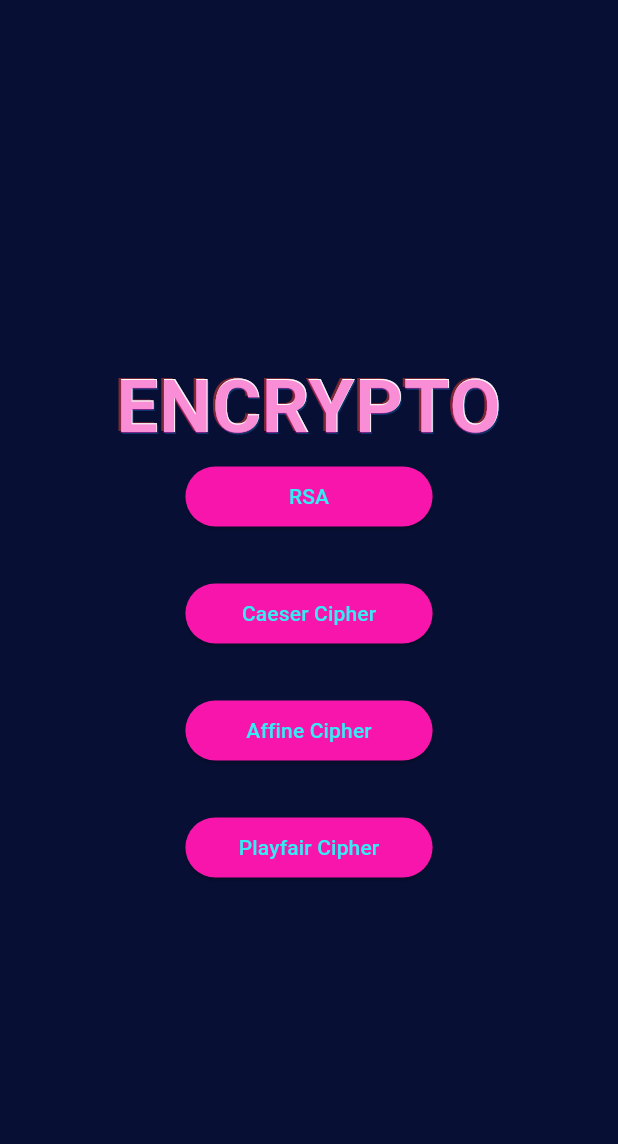
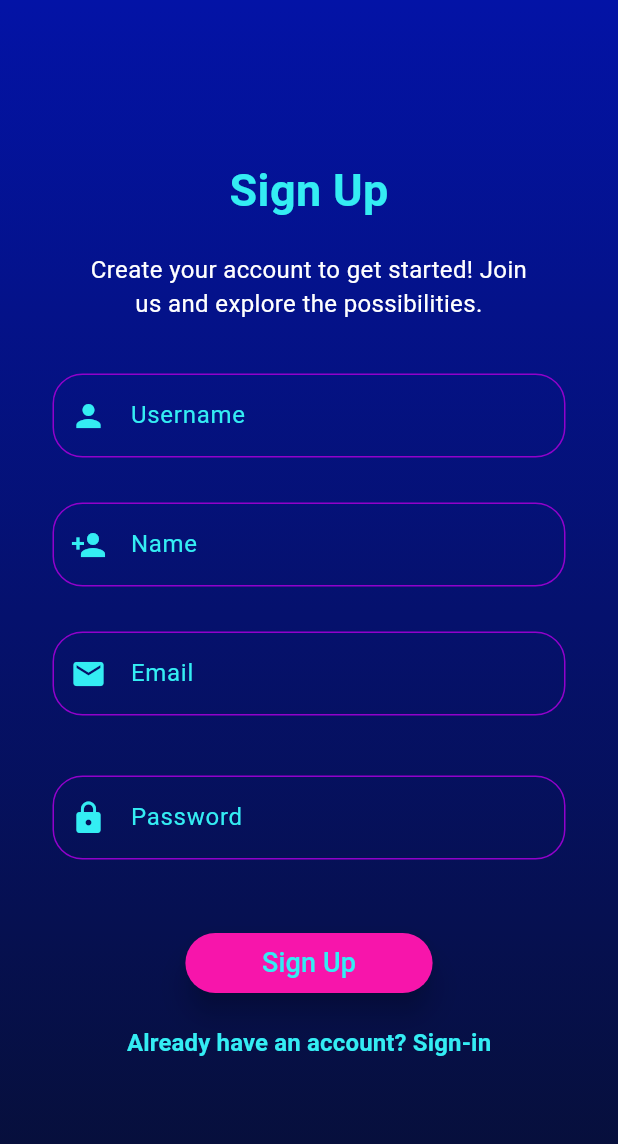
Before and after one commit to dhruvjaink07/EncryptO, a Flutter app: the screen it shows after launch, on a phone screen of 412 x 824 dp. Shown: the top 1144 px of the screen. Run offline on Flutter 3.47's test engine with Material 3 defaults, Android fonts, the light colour scheme and no system bars; missing offline and left inert: pointycastle.

Commit message:
Sign in up screens

```diff
--- a/encrypto/lib/Views/main_page.dart
+++ b/encrypto/lib/Views/main_page.dart
@@ -1,9 +1,6 @@
-import 'package:app/Views/affine_cipher.dart';
-import 'package:app/Views/animations/glitch.dart';
-import 'package:app/Views/caeser_cipher.dart';
-import 'package:app/Views/playfair_cipher.dart';
-import 'package:app/Views/text_input_screen.dart';
-import 'package:app/utils/colors.dart'; // Assuming this imports the CyberpunkColors class
+import 'package:app/Views/encryption_page.dart';
+import 'package:app/Views/profile_page.dart';
+import 'package:app/utils/colors.dart';
 import 'package:flutter/material.dart';
 
 class MainPage extends StatefulWidget {
@@ -12,102 +9,48 @@ class MainPage extends StatefulWidget {
 }
 
 class _MainPageState extends State<MainPage> {
+  List<Widget> screens = const [
+      EncrytionPage(),ProfilePage()
+    ];
+    int selected_index = 0;
   @override
   Widget build(BuildContext context) {
     double screenHeight = MediaQuery.of(context).size.height;
     double screenWidth = MediaQuery.of(context).size.width;
     return Scaffold(
-      backgroundColor: CyberpunkColors.oxfordBlue, // Use Oxford Blue as background
-      body: Container(
-        height: screenHeight,
+      backgroundColor: CyberpunkColors.oxfordBlue,
+      body:screens[selected_index],
+      bottomNavigationBar: Container(
+        height: 70,
         width: screenWidth,
-        child: Column(
-          mainAxisAlignment: MainAxisAlignment.center,
-          crossAxisAlignment: CrossAxisAlignment.center,
+        // margin: EdgeInsets.only(bottom: 20),
+
+        decoration: const BoxDecoration(
+          borderRadius: BorderRadius.only(topLeft: Radius.circular(25),topRight: Radius.circular(25)),
+                  color: CyberpunkColors.darkViolet,
+        //   gradient: LinearGradient(
+        //     colors: [
+        //       CyberpunkColors.zaffre,
+        //       CyberpunkColors.oxfordBlue
+        //     ],
+        //     begin: Alignment.topCenter,
+        //     end: Alignment.bottomCenter
+        //   ),
+        ),
+        child: Row(
+          mainAxisAlignment: MainAxisAlignment.spaceAround,
           children: [
-            const GlitchText(
-              text: 'ENCRYPTO',
-              style: TextStyle(
-                fontSize: 50,
-                fontWeight: FontWeight.bold,
-                color: Colors.white, // Keeping white color for text
-              ),
-            ),
-            SizedBox(
-                width: screenWidth / 2.5,
-                child: ElevatedButton(
-                    onPressed: () {
-                      Navigator.push(
-                          context,
-                          MaterialPageRoute(
-                              builder: (context) => const TextInputScreen(
-                                    pageName: "RSA",
-                                    labelText: "Enter Message",
-                          )));
-                    },
-                    style: ElevatedButton.styleFrom(
-                      backgroundColor: CyberpunkColors.hollywoodCerise, // Hollywood Cerise for buttons
-                    ),
-                    child: const Text(
-                      "RSA",
-                      style: TextStyle(
-                        color: CyberpunkColors.fluorescentCyan, // Fluorescent Cyan for button text
-                      ),
-                    ))),
-            const SizedBox(
-              height: 30,
-            ),
-            SizedBox(
-                width: screenWidth / 2.5,
-                child: ElevatedButton(
-                    onPressed: () {
-                      Navigator.push(context, MaterialPageRoute(builder: (context)=>const CaesarCipherScreen()));
-                    },
-                    style: ElevatedButton.styleFrom(
-                      backgroundColor: CyberpunkColors.hollywoodCerise,
-                    ),
-                    child: const Text(
-                      "Caeser Cipher",
-                      style: TextStyle(color: CyberpunkColors.fluorescentCyan),
-                    ))),
-            const SizedBox(
-              height: 30,
-            ),
-            SizedBox(
-                width: screenWidth / 2.5,
-                child: ElevatedButton(
-                    onPressed: () {
-                      Navigator.push(
-                          context,
-                          MaterialPageRoute(
-                              builder: (context) => const AffineCipherScreen()));
-                    },
-                    style: ElevatedButton.styleFrom(
-                      backgroundColor: CyberpunkColors.hollywoodCerise,
-                    ),
-                    child: const Text(
-                      "Affine Cipher",
-                      style: TextStyle(color: CyberpunkColors.fluorescentCyan),
-                    ))),
-            const SizedBox(
-              height: 30,
-            ),
-            SizedBox(
-                width: screenWidth / 2.5,
-                child: ElevatedButton(
-                    onPressed: () {
-                      Navigator.push(
-                          context,
-                          MaterialPageRoute(
-                              builder: (context) => const PlayfairCipherScreen()));
-                    },
-                    style: ElevatedButton.styleFrom(
-                      backgroundColor: CyberpunkColors.hollywoodCerise,
-                    ),
-                    child: const Text(
-                      "Playfair Cipher",
-                      style: TextStyle(color: CyberpunkColors.fluorescentCyan),
-                    ))),
+            IconButton(onPressed: (){
+              setState(() {
+                selected_index = 0;
+              });
+            }, icon: const Icon(Icons.select_all_rounded,size: 40,color: Colors.white,)),
+                        IconButton(onPressed: (){
+setState(() {
+                            selected_index = 1;
+});
+                        }, icon: const Icon(Icons.person,size: 40,color: Colors.white,))
+
           ],
         ),
       ),
--- /dev/null
+++ b/encrypto/lib/Views/sign-in-up/sign_up.dart
@@ -0,0 +1,120 @@
+import 'package:app/Views/sign-in-up/sign_in.dart';
+import 'package:app/components/secrue_fields.dart';
+import 'package:app/components/text_input_field.dart';
+import 'package:app/utils/colors.dart';
+import 'package:flutter/material.dart';
+
+class SignUp extends StatefulWidget {
+  const SignUp({super.key});
+
+  @override
+  State<SignUp> createState() => _SignUpState();
+}
+
+class _SignUpState extends State<SignUp> {
+  final TextEditingController _usernameController = TextEditingController();
+  final TextEditingController _nameController = TextEditingController();
+  final TextEditingController _emailController = TextEditingController();
+  final TextEditingController _passwordController = TextEditingController();
+
+  @override
+  Widget build(BuildContext context) {
+    double screenWidth = MediaQuery.of(context).size.width;
+    double screenHeight = MediaQuery.of(context).size.height;
+
+    return Scaffold(
+      body: Container(
+        alignment: Alignment.center,
+        height: screenHeight,
+       decoration: const BoxDecoration(
+          gradient: LinearGradient(
+            colors: [
+              CyberpunkColors.zaffre,
+              CyberpunkColors.oxfordBlue
+            ],
+            begin: Alignment.topCenter,
+            end: Alignment.bottomCenter
+          ),
+        ),
+        child: SingleChildScrollView(
+          child: Column(
+            children: [
+              const Text(
+                "Sign Up",
+                style: TextStyle(
+                  color: CyberpunkColors.fluorescentCyan,
+                  fontSize: 30,
+                  fontWeight: FontWeight.bold,
+                ),
+              ),
+              const SizedBox(height: 20),
+              Container(
+                margin: EdgeInsets.symmetric(horizontal: screenWidth / 7),
+                child: const Text(
+                  'Create your account to get started! Join us and explore the possibilities.',
+                  style: TextStyle(color: Colors.white, fontSize: 16),
+                  textAlign: TextAlign.center,
+                ),
+              ),
+              const SizedBox(height: 20),
+              Padding(
+                padding: const EdgeInsets.symmetric(horizontal: 20),
+                child: Column(
+                  children: [
+                    SecureField(
+                      publicKeyController: _usernameController,
+                      labelText: 'Username',
+                      prefixIcon: Icons.person,
+                      isPassword: false,
+                    ),
+                    SecureField(
+                      publicKeyController: _nameController,
+                      labelText: 'Name',
+                      prefixIcon: Icons.person_add,
+                      isPassword: false,
+                    ),
+                    SecureField(
+                      publicKeyController: _emailController,
+                      labelText: 'Email',
+                      prefixIcon: Icons.email,
+                      isPassword: false,
+                    ),
+                    const SizedBox(height: 10),
+                    SecureField(
+                      publicKeyController: _passwordController,
+                      labelText: 'Password',
+                      prefixIcon: Icons.lock,
+                      isPassword: true,
+                    ),
+                    const SizedBox(height: 30),
+                  ],
+                ),
+              ),
+              SizedBox(
+                width: screenWidth / 2.5,
+                child: ElevatedButton(
+                  onPressed: () {},
+                  style: ElevatedButton.styleFrom(
+                    backgroundColor: CyberpunkColors.hollywoodCerise,
+                    elevation: 8, // Shadow effect
+                  ),
+                  child: const Text(
+                    "Sign Up",
+                    style: TextStyle(
+                      color: CyberpunkColors.fluorescentCyan,
+                      fontSize: 18,
+                    ),
+                  ),
+                ),
+              ),
+              const SizedBox(height: 5,),
+              TextButton(onPressed: (){
+                Navigator.pushReplacement(context, MaterialPageRoute(builder: (context)=>const SignIn()));
+              }, child:const  Text('Already have an account? Sign-in',style: TextStyle(color: CyberpunkColors.fluorescentCyan,fontSize: 16,fontWeight: FontWeight.bold),))
+            ],
+          ),
+        ),
+      ),
+    );
+  }
+}
--- /dev/null
+++ b/encrypto/lib/components/secrue_fields.dart
@@ -0,0 +1,45 @@
+import 'package:app/utils/colors.dart';
+import 'package:flutter/material.dart';
+
+class SecureField extends StatelessWidget {
+  const SecureField({
+    super.key,
+    required TextEditingController publicKeyController, required this.labelText, required this.prefixIcon, required this.isPassword,
+  }) : _publicKeyController = publicKeyController;
+
+  final String labelText;
+  final TextEditingController _publicKeyController;
+  final IconData prefixIcon;
+  final bool isPassword;
+
+  @override
+  Widget build(BuildContext context) {
+    return Container(
+      padding: const EdgeInsets.all(15),
+      child: TextField(
+        cursorColor: CyberpunkColors.fluorescentCyan,
+        style: const TextStyle(color: CyberpunkColors.fluorescentCyan),
+        obscureText: isPassword,
+        obscuringCharacter: '*',
+        controller: _publicKeyController,
+        decoration: InputDecoration(
+          prefixIcon: Icon(prefixIcon,color: CyberpunkColors.fluorescentCyan,),
+          labelText: labelText,
+          labelStyle: const TextStyle(color: CyberpunkColors.fluorescentCyan),
+          border: OutlineInputBorder(
+            borderRadius: BorderRadius.circular(20.0),
+            borderSide: const BorderSide(color: CyberpunkColors.zaffre, width: 2.0),
+          ),
+          enabledBorder: OutlineInputBorder(
+            borderRadius: BorderRadius.circular(20.0),
+            borderSide: const BorderSide(color: CyberpunkColors.darkViolet),
+          ),
+          focusedBorder: OutlineInputBorder(
+            borderRadius: BorderRadius.circular(20.0),
+            borderSide: const BorderSide(color: CyberpunkColors.fluorescentCyan, width: 2.0),
+          ),
+        ),
+      ),
+    );
+  }
+}
--- a/encrypto/lib/main.dart
+++ b/encrypto/lib/main.dart
@@ -1,6 +1,5 @@
-import 'package:app/Views/text_input_screen.dart';
+import 'package:app/Views/sign-in-up/sign_up.dart';
 import 'package:flutter/material.dart';
-import 'package:app/Views/main_page.dart';
 void main() {
   runApp(const MyApp());
 }
@@ -17,7 +16,7 @@ class MyApp extends StatelessWidget {
         colorScheme: ColorScheme.fromSeed(seedColor: Colors.deepPurple),
         useMaterial3: true,
       ),
-      home: MainPage()
+      home: SignUp()
       );
   }
 }
```
Also changed, not shown: encrypto/lib/Views/encryption_page.dart (added, +113 -0 lines), encrypto/lib/Views/profile_page.dart (added, +10 -0 lines), encrypto/lib/Views/sign-in-up/sign_in.dart (added, +102 -0 lines).
